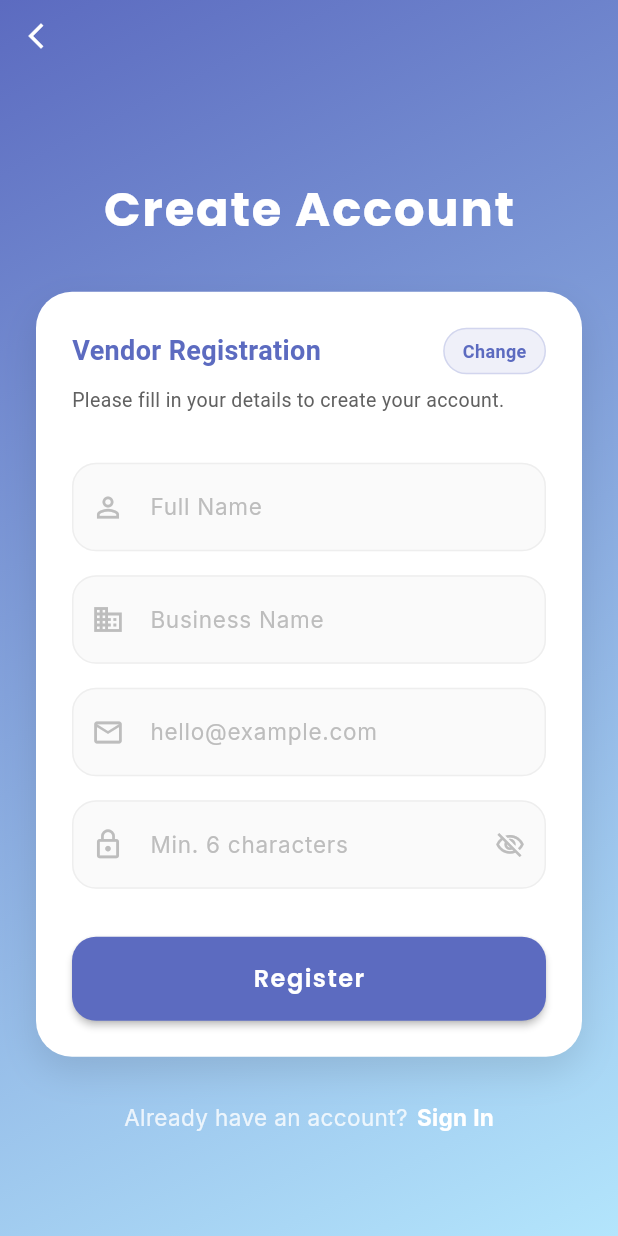
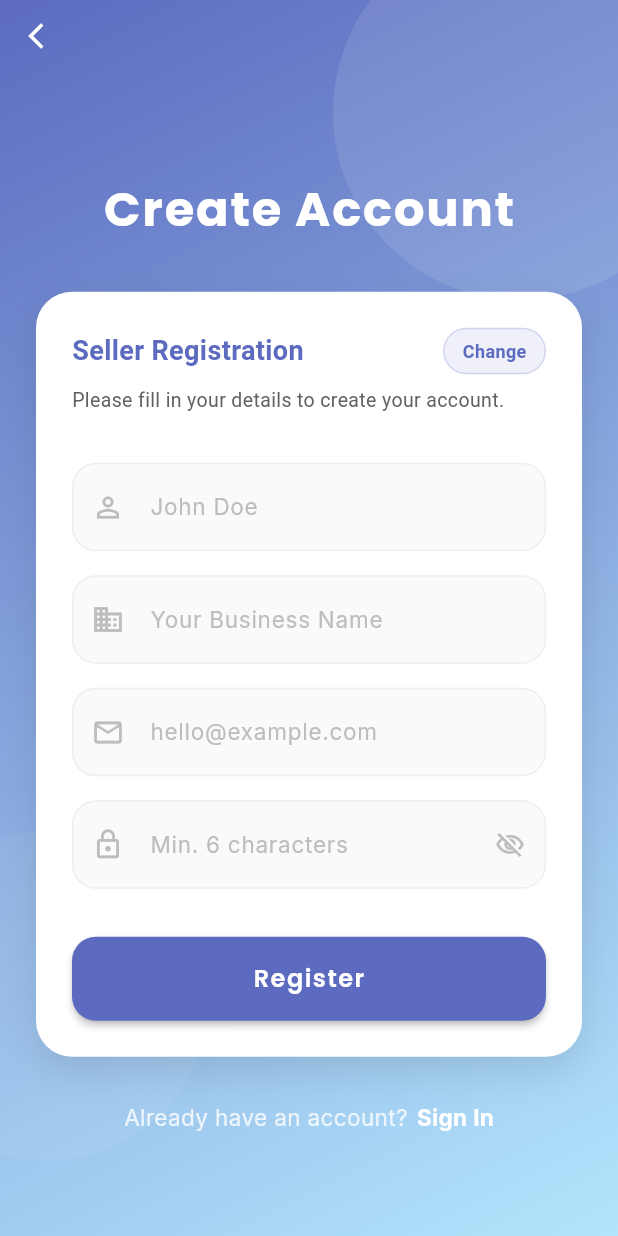
Before and after one commit to jignasa06/daily-delivery-manager, a Flutter app: the SignupScreen screen opened by its route, on a phone screen of 412 x 824 dp. Run offline on Flutter 3.47's test engine with Material 3 defaults, Android fonts, the phone set to English and light mode, and no system bars; our stand-ins replace cloud_firestore, firebase_auth, firebase_core, get, get_storage, google_fonts; accounts and stored records are empty; statements that could not run were skipped.

Commit message:
style: fix background clipping on auth screens and add missing translation keys

```diff
--- a/lib/core/localization/app_translations.dart
+++ b/lib/core/localization/app_translations.dart
@@ -57,6 +57,10 @@ class AppTranslations extends Translations {
           'enterEmailFirst': 'Enter your email first',
           'passwordResetSent': 'Password reset email sent!',
           'failedSendReset': 'Failed to send reset email',
+          'sellerRegistration': 'Seller Registration',
+          'customerRegistration': 'Customer Registration',
+          'change': 'Change',
+          'signupFillDetails': 'Please fill in your details to create your account.',
         },
         'hi_IN': {
           'loginHeader': 'वापस स्वागत है',
@@ -112,6 +116,10 @@ class AppTranslations extends Translations {
           'enterEmailFirst': 'पहले अपना ईमेल दर्ज करें',
           'passwordResetSent': 'पासवर्ड रीसेट ईमेल भेज दिया गया है!',
           'failedSendReset': 'रीसेट ईमेल भेजने में विफल',
+          'sellerRegistration': 'विक्रेता पंजीकरण',
+          'customerRegistration': 'ग्राहक पंजीकरण',
+          'change': 'बदलें',
+          'signupFillDetails': 'अपना खाता बनाने के लिए कृपया अपना विवरण भरें।',
         },
         'gu_IN': {
           'loginHeader': 'ફરી સ્વાગત છે',
@@ -167,6 +175,10 @@ class AppTranslations extends Translations {
           'enterEmailFirst': 'પહેલા તમારું ઈમેલ દાખલ કરો',
           'passwordResetSent': 'પાસવર્ડ રીસેટ ઈમેલ મોકલવામાં આવ્યો છે!',
           'failedSendReset': 'રીસેટ ઇમેઇલ મોકલવામાં નિષ્ફળ',
+          'sellerRegistration': 'વિક્રેતા નોંધણી',
+          'customerRegistration': 'ગ્રાહક નોંધણી',
+          'change': 'બદલો',
+          'signupFillDetails': 'તમારું એકાઉન્ટ બનાવવા માટે કૃપા કરીને તમારી વિગતો ભરો.',
         },
         'mr_IN': {
           'loginHeader': 'परत स्वागत आहे',
@@ -222,6 +234,10 @@ class AppTranslations extends Translations {
           'enterEmailFirst': 'प्रथम तुमचा ईमेल प्रविष्ट करा',
           'passwordResetSent': 'पासवर्ड रीसेट ईमेल पाठवला आहे!',
           'failedSendReset': 'रीसेट ईमेल पाठवण्यात अपयश आले',
+          'sellerRegistration': 'विक्रेता नोंदणी',
+          'customerRegistration': 'ग्राहक नोंदणी',
+          'change': 'बदला',
+          'signupFillDetails': 'तुमचे खाते तयार करण्यासाठी कृपया तुमचा तपशील भरा.',
         },
       };
 }
--- a/lib/features/auth/presentation/screens/login_screen.dart
+++ b/lib/features/auth/presentation/screens/login_screen.dart
@@ -65,7 +65,34 @@ class _LoginScreenState extends State<LoginScreen> {
         decoration: const BoxDecoration(
           gradient: AppColors.primaryGradient,
         ),
-      child: SafeArea(
+        child: Stack(
+          children: [
+            // Decorative background elements for premium feel (Outside SafeArea to prevent clipping)
+            Positioned(
+              top: -50,
+              right: -60,
+              child: Container(
+                width: 250,
+                height: 250,
+                decoration: BoxDecoration(
+                  shape: BoxShape.circle,
+                  color: Colors.white.withValues(alpha: 0.1),
+                ),
+              ),
+            ),
+            Positioned(
+              bottom: 50,
+              left: -80,
+              child: Container(
+                width: 220,
+                height: 220,
+                decoration: BoxDecoration(
+                  shape: BoxShape.circle,
+                  color: Colors.white.withValues(alpha: 0.05),
+                ),
+              ),
+            ),
+            SafeArea(
               child: Stack(
                 children: [
                   Positioned(
@@ -74,8 +101,8 @@ class _LoginScreenState extends State<LoginScreen> {
                     child: GestureDetector(
                       onTap: () => _showLanguageDialog(context),
                       child: Container(
-                  padding:
-                      const EdgeInsets.symmetric(horizontal: 10, vertical: 6),
+                        padding: const EdgeInsets.symmetric(
+                            horizontal: 10, vertical: 6),
                         decoration: BoxDecoration(
                           color: Colors.white.withValues(alpha: 0.15),
                           borderRadius: BorderRadius.circular(20),
@@ -105,6 +132,7 @@ class _LoginScreenState extends State<LoginScreen> {
                         padding: const EdgeInsets.symmetric(horizontal: 24.0),
                         child: Column(
                           mainAxisAlignment: MainAxisAlignment.center,
+                          crossAxisAlignment: CrossAxisAlignment.start,
                           children: [
                             Text(
                               AppStrings.loginHeader,
@@ -187,7 +215,10 @@ class _LoginScreenState extends State<LoginScreen> {
                 ],
               ),
             ),
-    ));
+          ],
+        ),
+      ),
+    );
   }
 
   void _showLanguageDialog(BuildContext context) {
--- a/lib/features/auth/presentation/screens/role_selection_screen.dart
+++ b/lib/features/auth/presentation/screens/role_selection_screen.dart
@@ -123,7 +123,7 @@ class RoleSelectionScreen extends StatelessWidget {
                           _buildRoleCard(
                             title: AppStrings.imVendor,
                             description: AppStrings.vendorDesc,
-                            icon: Icons.business_center_rounded,
+                            icon: Icons.storefront_rounded,
                             role: AppStrings.roleAdmin,
                             accentColor: AppColors.primary,
                           ),
--- a/lib/features/auth/presentation/screens/signup_screen.dart
+++ b/lib/features/auth/presentation/screens/signup_screen.dart
@@ -40,7 +40,9 @@ class _SignupScreenState extends State<SignupScreen> {
         password: passwordController.text.trim(),
         name: nameController.text.trim(),
         role: role,
-        businessName: role == AppStrings.roleAdmin ? businessNameController.text.trim() : null,
+        businessName: role == AppStrings.roleAdmin
+            ? businessNameController.text.trim()
+            : null,
       );
 
       if (mounted) setState(() => _isLoading = false);
@@ -57,7 +59,34 @@ class _SignupScreenState extends State<SignupScreen> {
         decoration: const BoxDecoration(
           gradient: AppColors.primaryGradient,
         ),
-        child: SafeArea(
+        child: Stack(
+          children: [
+            // Decorative background elements for premium feel (Outside SafeArea to prevent clipping)
+            Positioned(
+              top: -50,
+              right: -60,
+              child: Container(
+                width: 250,
+                height: 250,
+                decoration: BoxDecoration(
+                  shape: BoxShape.circle,
+                  color: Colors.white.withValues(alpha: 0.1),
+                ),
+              ),
+            ),
+            Positioned(
+              bottom: 50,
+              left: -80,
+              child: Container(
+                width: 220,
+                height: 220,
+                decoration: BoxDecoration(
+                  shape: BoxShape.circle,
+                  color: Colors.white.withValues(alpha: 0.05),
+                ),
+              ),
+            ),
+            SafeArea(
               child: Column(
                 children: [
                   Align(
@@ -104,7 +133,7 @@ class _SignupScreenState extends State<SignupScreen> {
                                         children: [
                                           Expanded(
                                             child: Text(
-                                          role == AppStrings.roleAdmin ? 'Vendor Registration' : 'Customer Registration',
+                                              role == AppStrings.roleAdmin ? 'sellerRegistration'.tr : 'customerRegistration'.tr,
                                               style: const TextStyle(fontSize: 18, fontWeight: FontWeight.bold, color: AppColors.primary),
                                             ),
                                           ),
@@ -117,9 +146,9 @@ class _SignupScreenState extends State<SignupScreen> {
                                                 borderRadius: BorderRadius.circular(20),
                                                 border: Border.all(color: AppColors.primary.withValues(alpha: 0.2)),
                                               ),
-                                          child: const Text(
-                                            'Change',
-                                            style: TextStyle(
+                                              child: Text(
+                                                'change'.tr,
+                                                style: const TextStyle(
                                                   fontSize: 12,
                                                   fontWeight: FontWeight.bold,
                                                   color: AppColors.primary,
@@ -130,24 +159,24 @@ class _SignupScreenState extends State<SignupScreen> {
                                         ],
                                       ),
                                       const SizedBox(height: 8),
-                                  const Text(
-                                    'Please fill in your details to create your account.',
-                                    style: TextStyle(color: AppColors.textSecondary, fontSize: 13),
+                                      Text(
+                                        'signupFillDetails'.tr,
+                                        style: const TextStyle(color: AppColors.textSecondary, fontSize: 13),
                                       ),
                                       const SizedBox(height: 32),
                                       CommonTextField(
                                         controller: nameController,
-                                    hint: 'Full Name',
+                                        hint: 'fullNameHint'.tr,
                                         icon: Icons.person_outline,
-                                    validator: (val) => val!.isEmpty ? 'Required' : null,
+                                        validator: (val) => val!.isEmpty ? 'requiredField'.tr : null,
                                       ),
                                       if (role == AppStrings.roleAdmin) ...[
                                         const SizedBox(height: 16),
                                         CommonTextField(
                                           controller: businessNameController,
-                                      hint: 'Business Name',
+                                          hint: 'businessNameHint'.tr,
                                           icon: Icons.business_outlined,
-                                      validator: (val) => val!.isEmpty ? 'Required' : null,
+                                          validator: (val) => val!.isEmpty ? 'requiredField'.tr : null,
                                         ),
                                       ],
                                       const SizedBox(height: 16),
@@ -155,7 +184,7 @@ class _SignupScreenState extends State<SignupScreen> {
                                         controller: emailController,
                                         hint: AppStrings.emailHint,
                                         icon: Icons.email_outlined,
-                                    validator: (val) => GetUtils.isEmail(val!) ? null : 'Invalid Email',
+                                        validator: (val) => GetUtils.isEmail(val!) ? null : 'invalidEmail'.tr,
                                       ),
                                       const SizedBox(height: 16),
                                       CommonTextField(
@@ -163,7 +192,7 @@ class _SignupScreenState extends State<SignupScreen> {
                                         hint: AppStrings.createPasswordHint,
                                         icon: Icons.lock_outline,
                                         isPassword: true,
-                                    validator: (val) => val!.length >= 6 ? null : 'Min 6 chars',
+                                        validator: (val) => val!.length >= 6 ? null : 'passwordTooShort'.tr,
                                       ),
                                       const SizedBox(height: 32),
                                       _buildSubmitButton(),
@@ -181,6 +210,8 @@ class _SignupScreenState extends State<SignupScreen> {
                   ),
                 ],
               ),
+            ),
+          ],
         ),
       ),
     );
@@ -201,8 +232,10 @@ class _SignupScreenState extends State<SignupScreen> {
         ),
         child: _isLoading
             ? const SizedBox(
-                width: 24, height: 24,
-                child: CircularProgressIndicator(color: AppColors.backgroundWhite, strokeWidth: 2))
+                width: 24,
+                height: 24,
+                child: CircularProgressIndicator(
+                    color: AppColors.backgroundWhite, strokeWidth: 2))
             : Text(
                 AppStrings.btnRegister,
                 style: AppStyles.primaryButton,
```
Lines whose indentation alone changed are shown as unchanged.
